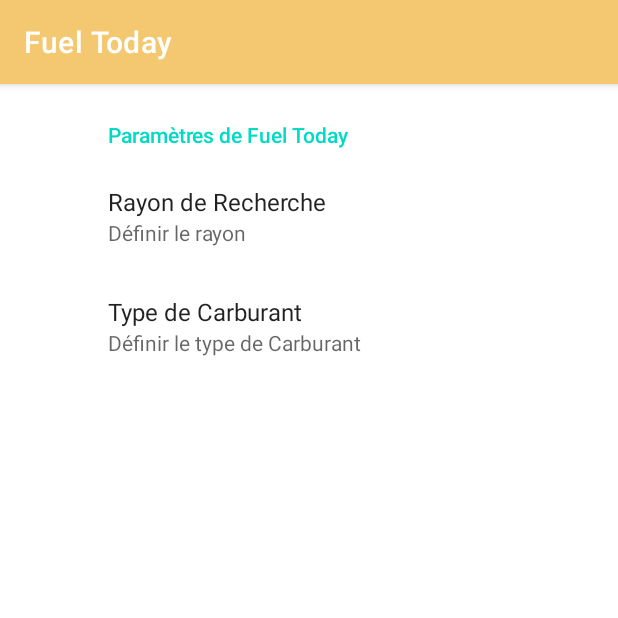
After one commit to achaubet/ProjetFuelToday, an Android app: the SettingsActivity screen opened directly, with no data from a screen before it, on a phone screen of 412 x 824 dp, the top half of it. The commit adds this screen. Run offline under Robolectric (Android 15) with nearby library versions, the phone set to English and light mode, and no system bars; our stand-ins replace androidx.preference.

Commit message:
feat: add settings menu

```diff
--- a/app/build.gradle.kts
+++ b/app/build.gradle.kts
@@ -34,8 +34,9 @@
     implementation("com.google.android.material:material:1.9.0")
     implementation("androidx.constraintlayout:constraintlayout:2.1.4")
     implementation("androidx.swiperefreshlayout:swiperefreshlayout:1.1.0")
+    implementation("androidx.preference:preference-ktx:1.2.1")
+    implementation("com.squareup.okhttp3:okhttp:4.11.0")
     testImplementation("junit:junit:4.13.2")
     androidTestImplementation("androidx.test.ext:junit:1.1.5")
     androidTestImplementation("androidx.test.espresso:espresso-core:3.5.1")
-    implementation("com.squareup.okhttp3:okhttp:4.11.0")
 }
--- /dev/null
+++ b/app/src/main/java/fr/univpau/fueltoday/SettingsActivity.java
@@ -0,0 +1,24 @@
+package fr.univpau.fueltoday;
+
+import androidx.appcompat.app.AppCompatActivity;
+import androidx.preference.PreferenceFragmentCompat;
+
+import android.os.Bundle;
+
+public class SettingsActivity extends AppCompatActivity {
+
+    @Override
+    protected void onCreate(Bundle savedInstanceState) {
+        super.onCreate(savedInstanceState);
+        getSupportFragmentManager().beginTransaction()
+                .replace(android.R.id.content, new SettingsFragment())
+                .commit();
+    }
+
+    public static class SettingsFragment extends PreferenceFragmentCompat {
+        @Override
+        public void onCreatePreferences(Bundle savedInstanceState, String rootKey) {
+            setPreferencesFromResource(R.xml.preferences, rootKey);
+        }
+    }
+}
--- /dev/null
+++ b/app/src/main/res/values/array.xml
@@ -0,0 +1,15 @@
+<resources>
+    <string-array name="petrol_types">
+        <item>SP95</item>
+        <item>SP95 - E10</item>
+        <item>SP98</item>
+        <item>Diesel</item>
+    </string-array>
+
+    <string-array name="petrol_values">
+        <item>SP95</item>
+        <item>SP95 - E10</item>
+        <item>SP98</item>
+        <item>Diesel</item>
+    </string-array>
+</resources>
--- a/app/src/main/res/values/strings.xml
+++ b/app/src/main/res/values/strings.xml
@@ -4,4 +4,11 @@
     <string name="text_prix">default_cost</string>
     <string name="text_dist">default_dist</string>
     <string name="text_ouv">default_ouv</string>
+    <string name="settings_name">Paramètres de Fuel Today</string>
+    <string name="radius">Rayon de Recherche</string>
+    <string name="radius_desc">Définir le rayon</string>
+    <string name="radius_title">Entrez le Rayon</string>
+    <string name="fuel_type">Type de Carburant</string>
+    <string name="fuel_type_desc">Définir le type de Carburant</string>
+    <string name="fuel_type_title">Choissisez votre type de carburant</string>
 </resources>
--- /dev/null
+++ b/app/src/main/res/xml/preferences.xml
@@ -0,0 +1,27 @@
+<PreferenceScreen xmlns:android="http://schemas.android.com/apk/res/android">
+
+    <PreferenceCategory
+        android:title="@string/settings_name">
+
+        <EditTextPreference
+            android:defaultValue="5"
+            android:dialogTitle="@string/radius_title"
+            android:inputType="number"
+            android:key="radius_key"
+            android:selectAllOnFocus="true"
+            android:summary="@string/radius_desc"
+            android:title="@string/radius" />
+
+
+        <ListPreference
+            android:defaultValue="unleaded"
+            android:dialogTitle="@string/fuel_type_title"
+            android:entries="@array/petrol_types"
+            android:entryValues="@array/petrol_values"
+            android:key="petrol_type_key"
+            android:summary="@string/fuel_type_desc"
+            android:title="@string/fuel_type" />
+
+    </PreferenceCategory>
+
+</PreferenceScreen>
```
Also changed, not shown: app/src/main/AndroidManifest.xml (+13 -8 lines), app/src/main/java/fr/univpau/fueltoday/MainActivity.java (+29 -0 lines), app/src/main/res/drawable-anydpi/menu_icon.xml (added, +11 -0 lines), app/src/main/res/drawable-anydpi/settings_icon.xml (added, +11 -0 lines), app/src/main/res/layout/activity_settings.xml (added, +12 -0 lines), app/src/main/res/menu/menu.xml (added, +9 -0 lines), app/src/main/res/drawable-hdpi/menu_icon.png (added), app/src/main/res/drawable-hdpi/settings_icon.png (added), app/src/main/res/drawable-mdpi/menu_icon.png (added), app/src/main/res/drawable-mdpi/settings_icon.png (added), app/src/main/res/drawable-xhdpi/menu_icon.png (added), app/src/main/res/drawable-xhdpi/settings_icon.png (added), app/src/main/res/drawable-xxhdpi/menu_icon.png (added), app/src/main/res/drawable-xxhdpi/settings_icon.png (added).
